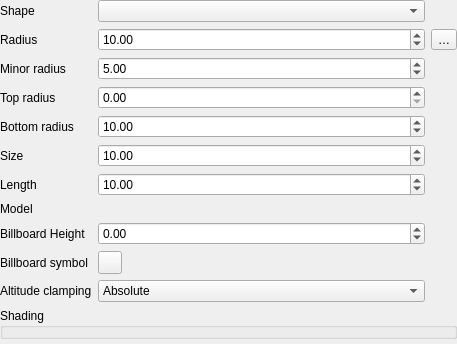
Old version of the form src/ui/3d/point3dsymbolwidget.ui in the repository qgis/QGIS; both pictures show x 0 to 457 and y 0 to 344 of the 457 by 562 pixel window.
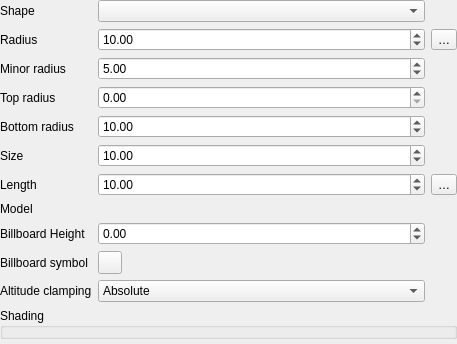
New version of the form. Custom widgets are drawn as their Qt base class.

Commit message: qgspoint3dsymbolwidget: Add support for data defined length

The edit to the form file:
```diff
--- a/src/ui/3d/point3dsymbolwidget.ui
+++ b/src/ui/3d/point3dsymbolwidget.ui
@@ -319,6 +319,13 @@
        </property>
       </widget>
      </item>
+     <item row="6" column="2">
+      <widget class="QgsPropertyOverrideButton" name="mBtnLengthOverride">
+       <property name="text">
+        <string>…</string>
+       </property>
+      </widget>
+     </item>
      <item row="0" column="1">
       <widget class="QComboBox" name="cboShape"/>
      </item>
```
Left out of the diff: 1 changed line with no effect on the pictures. The commit also changes 1 other file.
